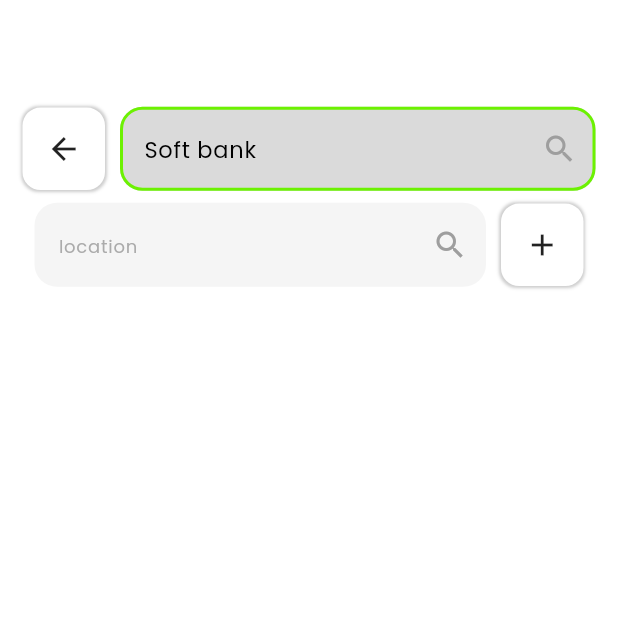
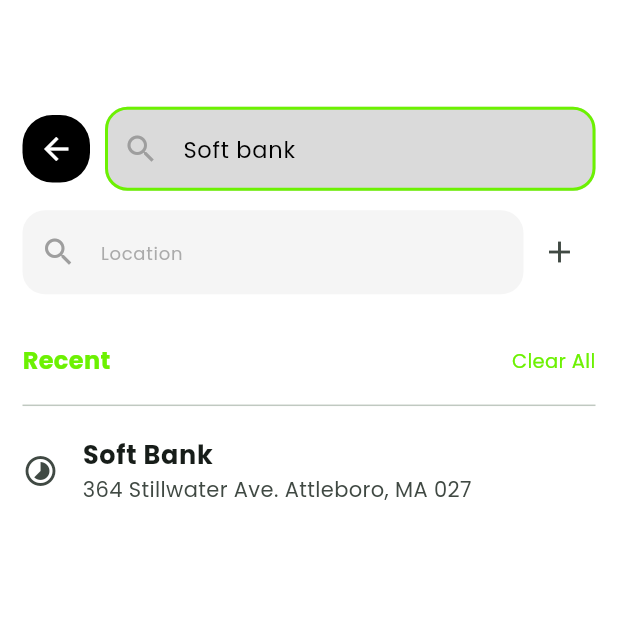
Before and after one commit to Christentimmy/Rider-Eco, a Flutter app: the HomeScreen screen opened directly, after a tap on "Ikeja City Mall", on a phone screen of 412 x 824 dp, the top half of it. Run offline on Flutter 3.47's test engine with Material 3 defaults, Android fonts, the phone set to English and light mode, and no system bars; our stand-ins replace country_code_picker, flutter_svg, get, google_fonts, image_picker, pinput.

Commit message:
Source and destination screen

```diff
--- a/lib/pages/auth/signup_screen.dart
+++ b/lib/pages/auth/signup_screen.dart
@@ -1,6 +1,7 @@
 import 'package:flutter/material.dart';
 import 'package:get/get.dart';
 import 'package:country_code_picker/country_code_picker.dart';
+import 'package:rider/pages/auth/password_recovery_screen.dart';
 import 'package:rider/pages/auth/verify_phone_screen.dart';
 import 'package:rider/pages/home/home_screen.dart';
 import 'package:rider/resources/colors.dart';
@@ -181,7 +182,7 @@
               mainAxisAlignment: MainAxisAlignment.end,
               children: [
                 GestureDetector(
-                  // onTap: () => Get.to(() => const PasswordRecoveryScreen()),
+                  onTap: () => Get.to(() => const PasswordRecoveryScreen()),
                   child: const Padding(
                     padding: EdgeInsets.only(top: 5),
                     child: Text(
@@ -366,16 +367,25 @@
             alignment: Alignment.bottomCenter,
             child: Image.asset("assets/images/OBJECTS.png"),
           ),
-          Obx(
-            () => Positioned(
-              bottom: 85,
-              right: 60,
-              child: Image.asset(
-                currentPage.value == 0
-                    ? "assets/images/car.png"
-                    : "assets/images/ecoLogo.png",
-                width: 250,
-                height: 250,
+          Positioned(
+            bottom: 85,
+            right: 60,
+            child: Obx(
+              () => AnimatedCrossFade(
+                firstChild: Image.asset(
+                  "assets/images/car.png",
+                  width: 250,
+                  height: 250,
+                ),
+                secondChild: Image.asset(
+                  "assets/images/ecoLogo.png",
+                  width: 250,
+                  height: 250,
+                ),
+                crossFadeState: currentPage.value == 0
+                    ? CrossFadeState.showFirst
+                    : CrossFadeState.showSecond,
+                duration: const Duration(milliseconds: 800),
               ),
             ),
           ),
--- a/lib/pages/home/home_screen.dart
+++ b/lib/pages/home/home_screen.dart
@@ -37,7 +37,7 @@
     );
   }
 
-  Align _buildBottomWidget() {
+  Widget _buildBottomWidget() {
     return Align(
       alignment: Alignment.bottomCenter,
       child: Container(
--- a/lib/pages/home/soure_destination_screen.dart
+++ b/lib/pages/home/soure_destination_screen.dart
@@ -1,8 +1,6 @@
 import 'package:flutter/material.dart';
 import 'package:get/get.dart';
-import 'package:pinput/pinput.dart';
 import 'package:rider/resources/colors.dart';
-import 'package:rider/widgets/build_icon_button.dart';
 import 'package:rider/widgets/custom_textfield.dart';
 
 class SoureDestinationScreen extends StatefulWidget {
@@ -14,7 +12,6 @@
 
 class _SoureDestinationScreenState extends State<SoureDestinationScreen> {
   final _fromController = TextEditingController();
-
   final _inputFields = RxList();
 
   @override
@@ -36,13 +33,145 @@
           child: Column(
             children: [
               SizedBox(height: Get.height * 0.05),
+              _buildFromLocationField(),
+              const SizedBox(height: 10),
+              _buildToLocations(),
+              const SizedBox(height: 30),
               Row(
                 children: [
-                  buildIconButton(
-                    icon: Icons.arrow_back,
-                    onTap: () {},
-                    height: 55,
-                    width: 55,
+                  const Text(
+                    'Recent',
+                    style: TextStyle(
+                      fontSize: 16,
+                      color: AppColors.primaryColor,
+                      fontWeight: FontWeight.bold,
+                    ),
+                  ),
+                  const Spacer(),
+                  GestureDetector(
+                    onTap: () {
+                      _inputFields.clear();
+                      _inputFields.add(null);
+                      _inputFields.refresh();
+                    },
+                    child: const Text(
+                      'Clear All',
+                      style: TextStyle(
+                        fontSize: 13,
+                        color: AppColors.primaryColor,
+                      ),
+                    ),
+                  ),
+                ],
+              ),
+              const SizedBox(height: 10),
+              const Divider(),
+              _recentSearched(),
+            ],
+          ),
+        ),
+      ),
+    );
+  }
+
+  ListView _recentSearched() {
+    return ListView.builder(
+      itemCount: 1,
+      shrinkWrap: true,
+      physics: const NeverScrollableScrollPhysics(),
+      itemBuilder: (context, index) {
+        return const ListTile(
+          contentPadding: EdgeInsets.zero,
+          leading: Icon(Icons.timelapse_sharp),
+          title: Text(
+            "Soft Bank",
+            style: TextStyle(
+              fontSize: 17,
+              fontWeight: FontWeight.bold,
+            ),
+          ),
+          subtitle: Text("364 Stillwater Ave. Attleboro, MA 027"),
+        );
+      },
+    );
+  }
+
+  Obx _buildToLocations() {
+    return Obx(
+      () => ListView.builder(
+        padding: EdgeInsets.zero,
+        shrinkWrap: true,
+        physics: const NeverScrollableScrollPhysics(),
+        itemCount: _inputFields.length,
+        itemBuilder: (context, index) {
+          return Padding(
+            padding: const EdgeInsets.symmetric(vertical: 3.0),
+            child: Dismissible(
+              key: UniqueKey(),
+              direction: _inputFields.length - 1 != 0
+                  ? DismissDirection.endToStart
+                  : DismissDirection.none,
+              background: Container(
+                alignment: Alignment.centerRight,
+                color: Colors.red,
+                padding: const EdgeInsets.symmetric(horizontal: 20),
+                child: const Icon(Icons.delete, color: Colors.white),
+              ),
+              onDismissed: (direction) {
+                _inputFields.removeAt(index);
+              },
+              child: Row(
+                children: [
+                  Expanded(
+                    child: CustomTextField(
+                      hintText: "Location",
+                      prefixIcon: Icons.search,
+                      enabledBorder: const OutlineInputBorder(
+                        borderSide: BorderSide.none,
+                      ),
+                      focusedBorder: const OutlineInputBorder(
+                        borderSide: BorderSide.none,
+                      ),
+                      textController: _fromController,
+                      bgColor: const Color(0xffF5F5F5),
+                    ),
+                  ),
+                  if (index == _inputFields.length - 1)
+                    IconButton(
+                      onPressed: () {
+                        _inputFields.add(null);
+                      },
+                      icon: const Icon(
+                        Icons.add,
+                      ),
+                    ),
+                ],
+              ),
+            ),
+          );
+        },
+      ),
+    );
+  }
+
+  Row _buildFromLocationField() {
+    return Row(
+      children: [
+        GestureDetector(
+          onTap: () => Get.back(),
+          child: Container(
+            height: 45,
+            width: 45,
+            alignment: Alignment.center,
+            decoration: BoxDecoration(
+              borderRadius: BorderRadius.circular(20),
+              color: Colors.black,
+            ),
+            child: const Icon(
+              Icons.arrow_back,
+              color: Colors.white,
+            ),
+          ),
         ),
         const SizedBox(width: 10),
         Expanded(
@@ -60,63 +189,10 @@
             ),
             textController: _fromController,
             bgColor: const Color(0xffDADADA),
-                      suffixIcon: Icons.search,
+            prefixIcon: Icons.search,
           ),
         ),
       ],
-              ),
-              Obx(
-                () => ListView.builder(
-                  shrinkWrap: true,
-                  physics: const NeverScrollableScrollPhysics(),
-                  itemCount: _inputFields.length,
-                  itemBuilder: (context, index) {
-                    return Dismissible(
-                      key: ValueKey(index),
-                      onDismissed: (direction) {
-                        _inputFields.removeAt(index);
-                      },
-                      child: Padding(
-                        padding: const EdgeInsets.all(8.0),
-                        child: Row(
-                          children: [
-                            Expanded(
-                              child: CustomTextField(
-
-                                hintText: "location",
-                                enabledBorder: const OutlineInputBorder(
-                                  borderSide: BorderSide.none,
-                                ),
-                                focusedBorder: const OutlineInputBorder(
-                                  borderSide: BorderSide.none,
-                                ),
-                                textController: _fromController,
-                                bgColor: const Color(0xffF5F5F5),
-                                suffixIcon: Icons.search,
-                              ),
-                            ),
-                            index == _inputFields.length - 1
-                                ? buildIconButton(
-                                    icon: Icons.add,
-                                    margin: const EdgeInsets.only(left: 10),
-                                    onTap: () {
-                                      _inputFields.add(null);
-                                    },
-                                    height: 55,
-                                    width: 55,
-                                  )
-                                : const SizedBox(),
-                          ],
-                        ),
-                      ),
-                    );
-                  },
-                ),
-              ),
-            ],
-          ),
-        ),
-      ),
     );
   }
 }
--- a/lib/pages/intro/intro_screen.dart
+++ b/lib/pages/intro/intro_screen.dart
@@ -6,6 +6,8 @@
 class IntroScreen extends StatelessWidget {
   IntroScreen({super.key});
 
+  final _pageController = PageController();
+  final _currentPage = 0.obs;
   final List _pages = [
     [
       "Multiplied",
@@ -44,7 +46,9 @@
               ),
             ),
             child: PageView.builder(
+              controller: _pageController,
               onPageChanged: (value) {
+                _currentPage.value = value;
                 if (value == _pages.length - 1) {
                   Future.delayed(const Duration(seconds: 1), () {
                     Get.to(() => SignUpScreen());
@@ -65,7 +69,19 @@
           ),
           Align(
             alignment: Alignment.centerRight,
-            child: Image.asset("assets/images/splash1.png"),
+            child: GestureDetector(
+              onTap: () {
+                if (_currentPage.value == _pages.length - 1) {
+                  Get.to(() => SignUpScreen());
+                } else {
+                  _pageController.nextPage(
+                    duration: const Duration(milliseconds: 1000),
+                    curve: Curves.ease,
+                  );
+                }
+              },
+              child: Image.asset("assets/images/splash1.png"),
+            ),
           ),
         ],
       ),
```
Also changed, not shown: assets/images/rec1.svg (added), assets/images/rec2.svg (added). Lines whose indentation alone changed are shown as unchanged.
